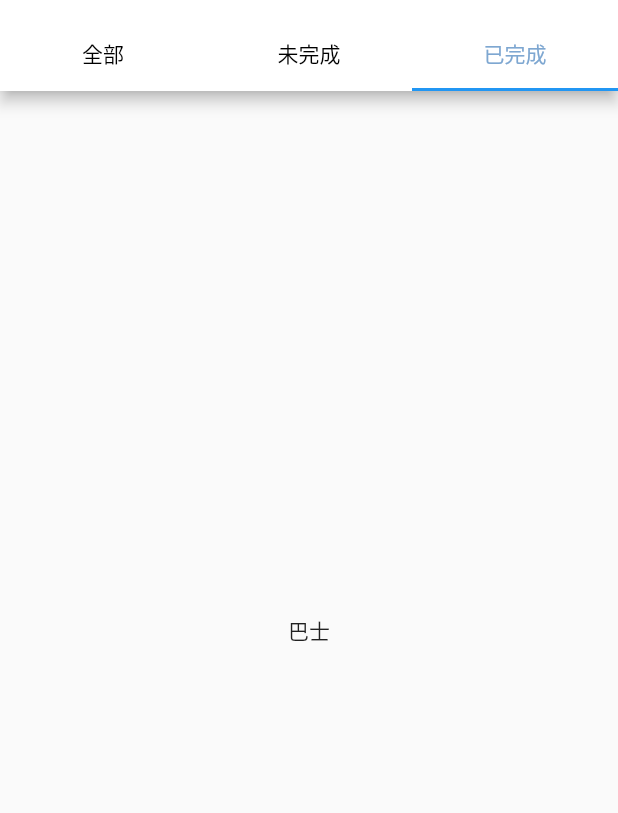
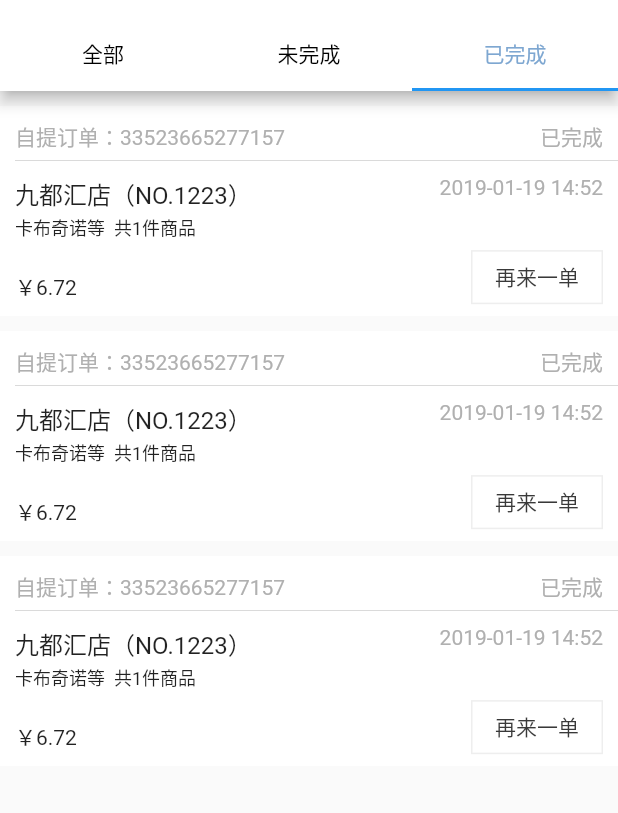
Before and after one commit to wuxiaowei888765/flutter_coffee, a Flutter app: the OrderList screen opened directly, tab 3 chosen, on a phone screen of 412 x 824 dp, the part 65-878 px from its top. Run offline on Flutter 3.47's test engine with Material 2 defaults, Android fonts, the phone set to English and light mode, and no system bars.

Commit message:
优化订单

```diff
--- a/lib/pages/OrderList.dart
+++ b/lib/pages/OrderList.dart
@@ -1,5 +1,7 @@
 import 'package:flutter/material.dart';
 import 'package:flutter_app/pages/order/AllOrder.dart';
+import 'package:flutter_app/pages/order/OrderDone.dart';
+import 'package:flutter_app/pages/order/OrderUnDone.dart';
 
 class OrderList extends StatefulWidget {
   @override
@@ -35,8 +37,8 @@ class _OrderListState extends State<OrderList> {
         body: new TabBarView(
           children: <Widget>[
             new AllOrder(),
-            new Center(child: new Text('船')),
-            new Center(child: new Text('巴士')),
+            new OrderUnDone(),
+            new OrderDone(),
           ],
         ),
       ),
--- /dev/null
+++ b/lib/pages/order/OrderDone.dart
@@ -0,0 +1,116 @@
+import 'package:flutter/material.dart';
+
+class OrderDone extends StatefulWidget {
+  @override
+  _OrderDoneState createState() => _OrderDoneState();
+}
+
+class _OrderDoneState extends State<OrderDone> {
+  @override
+  Widget build(BuildContext context) {
+    return new Scaffold(
+      body: ListView.builder(
+          itemCount: 3,
+          itemBuilder: (BuildContext context, int position) {
+            return getItem(position);
+          }),
+    );
+  }
+
+  Container getItem(int position) {
+    return new Container(
+      height: 140,
+      color: Color(0xffffffff),
+      margin: EdgeInsets.fromLTRB(0, 10, 0, 0),
+      child: new Stack(
+        children: <Widget>[
+          new Column(
+            crossAxisAlignment: CrossAxisAlignment.start,
+            children: <Widget>[
+              new Stack(
+                children: <Widget>[
+                  new Container(
+                    margin: EdgeInsets.fromLTRB(10, 10, 0, 0),
+                    child: new Text("自提订单：33523665277157",
+                        style: new TextStyle(color: Color(0xffB0B0B0))),
+                  ),
+                  new Align(
+                    alignment: FractionalOffset.topRight,
+                    child: new Container(
+                      margin: EdgeInsets.fromLTRB(10, 10, 10, 0),
+                      child: new Text("已完成",
+                          style: new TextStyle(color: Color(0xffB0B0B0))),
+                    ),
+                  )
+                ],
+              ),
+              new Container(
+                margin: const EdgeInsets.fromLTRB(10, 5, 0, 0),
+                child: new Align(
+                  child: new Container(color: Color(0xff000000), height: 0.1),
+                ),
+              ),
+              new Stack(
+                children: <Widget>[
+                  new Container(
+                    margin: EdgeInsets.fromLTRB(10, 10, 0, 0),
+                    child: new Text(
+                      "九都汇店（NO.1223）",
+                      style: new TextStyle(fontSize: 16),
+                    ),
+                  ),
+                  new Align(
+                    alignment: FractionalOffset.topRight,
+                    child: new Container(
+                      margin: EdgeInsets.fromLTRB(10, 10, 10, 0),
+                      child: new Text("2019-01-19 14:52",
+                          style: new TextStyle(color: Color(0xffB0B0B0))),
+                    ),
+                  )
+                ],
+              ),
+              new Column(
+                children: <Widget>[
+                  new Align(
+                    alignment: FractionalOffset.topLeft,
+                    child: new Container(
+                      margin: EdgeInsets.fromLTRB(10, 2, 0, 0),
+                      child: new Text(
+                        "卡布奇诺等  共1件商品",
+                        style: new TextStyle(fontSize: 12),
+                      ),
+                    ),
+                  ),
+                  new Align(
+                    alignment: FractionalOffset.bottomLeft,
+                    child: new Stack(
+                      children: <Widget>[
+                        new Container(
+                          margin: EdgeInsets.fromLTRB(10, 20, 0, 0),
+                          child: new Text("￥6.72"),
+                        ),
+                        new Align(
+                          alignment: FractionalOffset.topRight,
+                          child: new Container(
+                            margin: EdgeInsets.fromLTRB(10, 0, 10, 0),
+                            child: new RaisedButton(
+                              color: Color(0xffffffff),
+                              disabledColor: Color(0xffffffff),
+                              shape: Border.all(color: Color(0xffEEEEEE),style: BorderStyle.solid,width: 1),
+                              child: new Text("再来一单",
+                                  style: new TextStyle(color: Color(0xff393939),fontSize: 14)),
+                            ),
+                          ),
+                        )
+                      ],
+                    ),
+                  )
+                ],
+              ),
+            ],
+          )
+        ],
+      ),
+    );
+  }
+}
--- /dev/null
+++ b/lib/pages/order/OrderUnDone.dart
@@ -0,0 +1,40 @@
+import 'package:flutter/material.dart';
+
+class OrderUnDone extends StatefulWidget {
+  @override
+  _OrderUnDoneState createState() => _OrderUnDoneState();
+}
+
+class _OrderUnDoneState extends State<OrderUnDone> {
+  @override
+  Widget build(BuildContext context) {
+    return new Scaffold(
+        body: Center(
+      child: new Column(
+        children: <Widget>[
+          new Container(
+            margin: EdgeInsets.fromLTRB(0, 40, 0, 0),
+            child: new Image.asset(
+              "images/order_no.png",
+              width: 150,
+              height: 150,
+            ),
+          ),
+         new Container(
+           margin: EdgeInsets.fromLTRB(0, 10, 0, 0),
+           child:  new Text("您还没有订单哦"),
+         ),
+          new Container(
+            margin: EdgeInsets.fromLTRB(0, 10, 0, 0),
+            child: new RaisedButton(
+              disabledColor: Color(0xffffffff),
+              shape: Border.all(color: Color(0xff7EA7D1),style: BorderStyle.solid,width: 0.5),
+              child: new Text("去喝一杯",
+                  style: new TextStyle(color: Color(0xff7EA7D1),fontSize: 14)),
+            ),
+          )
+        ],
+      ),
+    ));
+  }
+}
--- a/pubspec.yaml
+++ b/pubspec.yaml
@@ -59,6 +59,7 @@ flutter:
    - images/icon_commodity_marketing.png
    - images/coffeecool_add_icon.png
    - images/coffeecool_sub_icon.png
+   - images/order_no.png
   # To add assets to your application, add an assets section, like this:
   # An image asset can refer to one or more resolution-specific "variants", see
   # https://flutter.io/assets-and-images/#resolution-aware.
```
Also changed, not shown: images/order_no.png (added), 1 other file.
